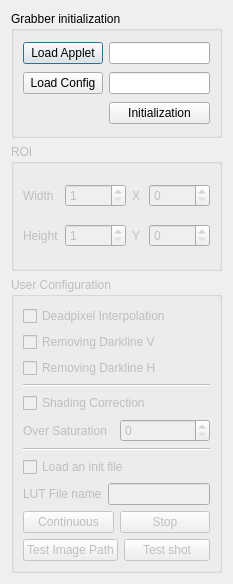
Before: the Qt Designer form CGrabberDialog.ui in Minus-Monster/Xiso, drawn with Qt 5.
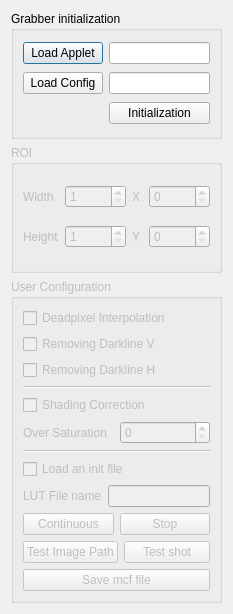
After: the same form once the commit is applied.

```diff
--- a/CGrabberDialog.ui
+++ b/CGrabberDialog.ui
@@ -7,7 +7,7 @@
     <x>0</x>
     <y>0</y>
     <width>233</width>
-    <height>584</height>
+    <height>614</height>
    </rect>
   </property>
   <property name="windowTitle">
@@ -291,6 +291,13 @@
         </item>
        </layout>
       </item>
+      <item row="12" column="0">
+       <widget class="QPushButton" name="pushButton_saveMcf">
+        <property name="text">
+         <string>Save mcf file</string>
+        </property>
+       </widget>
+      </item>
      </layout>
     </widget>
    </item>
```
Left out of the diff: 124 changed lines with no effect on the pictures.
